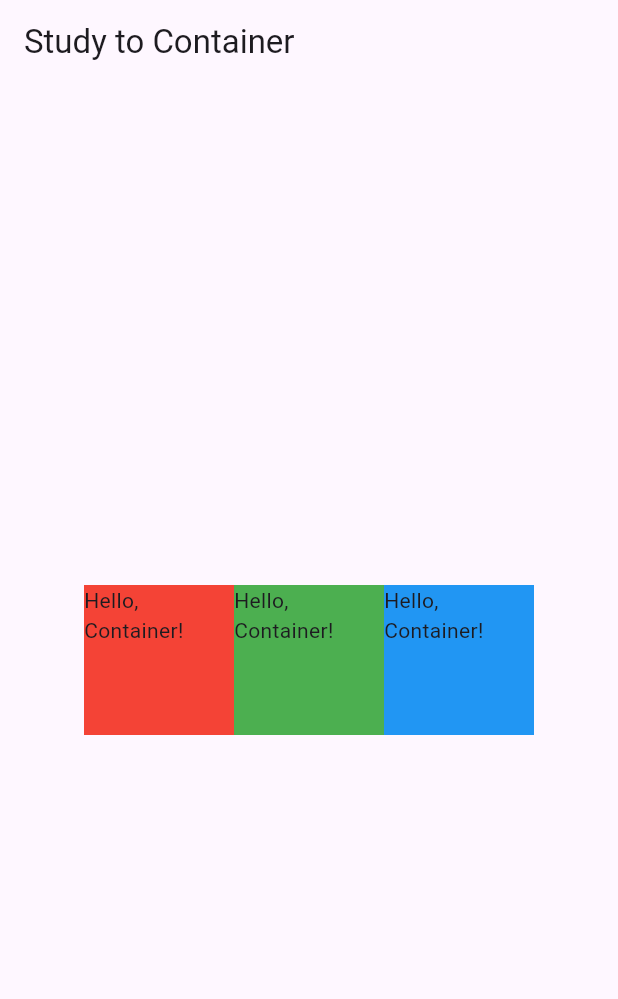
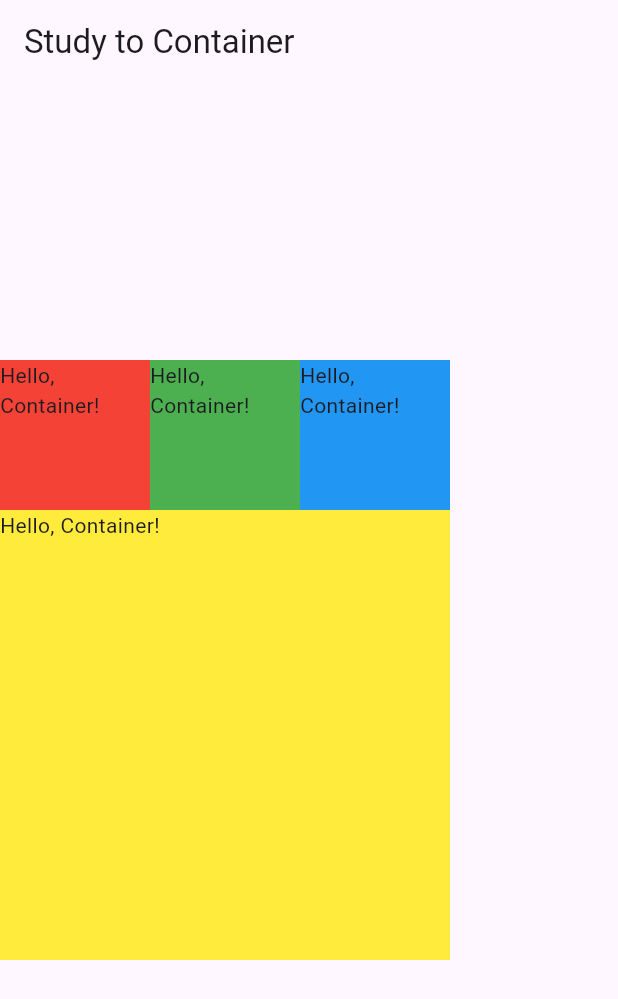
Before and after one commit to soonSoonyy/study-demo, a Flutter app: the screen it shows after launch, on a phone screen of 412 x 824 dp. Shown: the top 999 px of the screen. Run offline on Flutter 3.47's test engine with Material 3 defaults, Android fonts, the phone set to English and light mode, and no system bars.

Commit message:
컬럼 위젯 실습 - 위젯을 상하좌우로 배치하기

```diff
--- a/flutter_app_test/lib/main.dart
+++ b/flutter_app_test/lib/main.dart
@@ -10,15 +10,18 @@ void main() {
   ));
 }
 
-
 class Body extends StatelessWidget {
   @override
   Widget build(BuildContext context) {
     return Container(
-      height: double.infinity,
-      child: Row(
+      child: Column(
         mainAxisAlignment: MainAxisAlignment.center,
-
+        crossAxisAlignment: CrossAxisAlignment.end,
+        children: [
+          Row(
+            mainAxisSize: MainAxisSize.min,
+            mainAxisAlignment: MainAxisAlignment.center,
+            crossAxisAlignment: CrossAxisAlignment.end,
             children: [
               Container(
                 width: 100,
@@ -38,6 +41,14 @@ class Body extends StatelessWidget {
                 color: Colors.blue,
                 child: Text('Hello, Container!'),
               ),
+            ],
+          ),
+          Container(
+            width: 300,
+            height: 300,
+            color: Colors.yellow,
+            child: Text('Hello, Container!'),
+          )
         ],
       ),
     );
```
Lines whose indentation alone changed are shown as unchanged.
